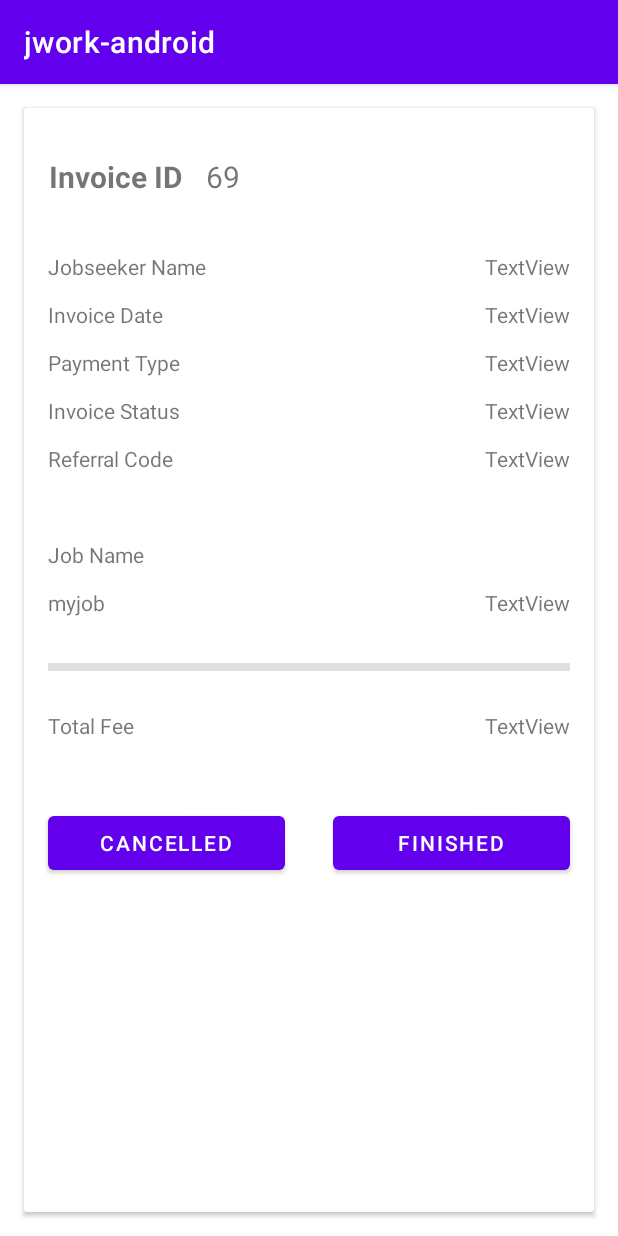
After one commit to aurellio18/jwork-android, an Android app: the SelesaiJobActivity screen opened directly, with no data from a screen before it, on a phone screen of 412 x 824 dp. The commit adds this screen. Run offline under Robolectric (Android 15) with nearby library versions, the phone set to English and light mode, and no system bars; network calls fail.

Commit message:
Modul 9 - TT

```diff
--- a/app/src/main/AndroidManifest.xml
+++ b/app/src/main/AndroidManifest.xml
@@ -13,7 +13,8 @@
         android:supportsRtl="true"
         android:theme="@style/Theme.Jworkandroid"
         android:usesCleartextTraffic="true">
-        <activity android:name=".ApplyJobActivity"></activity>
+        <activity android:name=".SelesaiJobActivity"></activity>
+        <activity android:name=".ApplyJobActivity" />
         <activity android:name=".MainActivity" />
         <activity android:name=".LoginActivity">
             <intent-filter>
--- a/app/src/main/java/aurelliofishandy/jwork_android/Location.java
+++ b/app/src/main/java/aurelliofishandy/jwork_android/Location.java
@@ -26,7 +26,6 @@ public class Location {
 
     public void setProvince(String province){
         this.province = province;
-
     }
 
     public void setCity(String city){
--- a/app/src/main/java/aurelliofishandy/jwork_android/MainActivity.java
+++ b/app/src/main/java/aurelliofishandy/jwork_android/MainActivity.java
@@ -2,9 +2,15 @@ package aurelliofishandy.jwork_android;
 
 import androidx.appcompat.app.AppCompatActivity;
 
+import android.content.Intent;
 import android.os.Bundle;
+import android.view.Menu;
+import android.view.View;
+import android.widget.ExpandableListView;
 
+import com.android.volley.RequestQueue;
 import com.android.volley.Response;
+import com.android.volley.toolbox.Volley;
 
 import org.json.JSONArray;
 import org.json.JSONException;
@@ -13,7 +19,8 @@ import org.json.JSONObject;
 import java.util.ArrayList;
 import java.util.HashMap;
 
-public class MainActivity extends AppCompatActivity {
+public class MainActivity extends AppCompatActivity
+{
 
     private ArrayList<Recruiter> listRecruiter = new ArrayList<>();
     private ArrayList<Job> jobIdList = new ArrayList<>();
@@ -27,13 +34,17 @@ public class MainActivity extends AppCompatActivity {
         super.onCreate(savedInstanceState);
         setContentView(R.layout.activity_main);
         refreshList();
-
     }
 
     protected void refreshList() {
-        Response.Listener<String> responseListener = new Response.Listener<String>(){
-            @Override
-            public void onResponse(String response) {
+        // buat request rest controller
+        MenuRequest menuRequest = new MenuRequest(this::onResponse);
+        RequestQueue queue = Volley.newRequestQueue(this);
+        queue.add(menuRequest);
+    }
+
+    private void onResponse(String response) {
+        // proses json response
         try{
             JSONArray jsonResponse = new JSONArray(response);
             if(jsonResponse != null){
@@ -67,7 +78,7 @@ public class MainActivity extends AppCompatActivity {
                     }
 
                     int jobId = job.getInt("id");
-                            int jobPrice = job.getInt("price");
+                    int jobPrice = job.getInt("fee");
                     String jobName = job.getString("name");
                     String jobCategory = job.getString("category");
 
@@ -91,7 +102,21 @@ public class MainActivity extends AppCompatActivity {
         } catch (JSONException e) {
             e.printStackTrace();
         };
+        // buat adapter untuk tampilan layar
+        MainListAdapter adapter = new MainListAdapter(this, listRecruiter, childMapping);
+        ExpandableListView listView = (ExpandableListView) findViewById(R.id.lvExp);
+        listView.setAdapter(adapter);
+        listView.setOnChildClickListener(this::onListViewClick);
     }
-        };
+
+    public boolean onListViewClick(ExpandableListView parent, View v, int groupPosition, int childPosition, long id) {
+        Intent i = new Intent(MainActivity.this, ApplyJobActivity.class);
+        startActivity(i);
+        return false;
+    }
+
+    public void onAppliedJobButtonClick(View view) {
+        Intent i = new Intent(MainActivity.this, SelesaiJobActivity.class);
+        startActivity(i);
     }
 }
--- a/app/src/main/java/aurelliofishandy/jwork_android/MainListAdapter.java
+++ b/app/src/main/java/aurelliofishandy/jwork_android/MainListAdapter.java
@@ -8,17 +8,18 @@ import android.view.ViewGroup;
 import android.widget.BaseExpandableListAdapter;
 import android.widget.TextView;
 
+import java.util.ArrayList;
 import java.util.HashMap;
 import java.util.List;
 
 public class MainListAdapter extends BaseExpandableListAdapter {
     private Context _context;
-    private List<String> _listDataHeader; // header titles
+    private List<Recruiter> _listDataHeader; // header titles
     // child data in format of header title, child title
-    private HashMap<String, List<String>> _listDataChild;
+    private HashMap<Recruiter, ArrayList<Job>> _listDataChild;
 
-    public MainListAdapter(Context context, List<String> listDataHeader,
-                           HashMap<String, List<String>> listChildData) {
+    public MainListAdapter(Context context, List<Recruiter> listDataHeader,
+                           HashMap<Recruiter, ArrayList<Job>> listChildData) {
         this._context = context;
         this._listDataHeader = listDataHeader;
         this._listDataChild = listChildData;
@@ -26,8 +27,8 @@ public class MainListAdapter extends BaseExpandableListAdapter {
 
     @Override
     public Object getChild(int groupPosition, int childPosititon) {
-        return this._listDataChild.get(this._listDataHeader.get(groupPosition))
-                .get(childPosititon);
+        return _listDataChild.get(_listDataHeader.get(groupPosition))
+                .get(childPosititon).getName();
     }
 
     @Override
@@ -62,7 +63,8 @@ public class MainListAdapter extends BaseExpandableListAdapter {
 
     @Override
     public Object getGroup(int groupPosition) {
-        return this._listDataHeader.get(groupPosition);
+        Recruiter r = this._listDataHeader.get(groupPosition);
+        return r.getName();
     }
 
     @Override
@@ -79,6 +81,7 @@ public class MainListAdapter extends BaseExpandableListAdapter {
     public View getGroupView(int groupPosition, boolean isExpanded,
                              View convertView, ViewGroup parent) {
         String headerTitle = (String) getGroup(groupPosition);
+
         if (convertView == null) {
             LayoutInflater infalInflater = (LayoutInflater) this._context
                     .getSystemService(Context.LAYOUT_INFLATER_SERVICE);
--- /dev/null
+++ b/app/src/main/java/aurelliofishandy/jwork_android/SelesaiJobActivity.java
@@ -0,0 +1,31 @@
+package aurelliofishandy.jwork_android;
+
+import androidx.appcompat.app.AppCompatActivity;
+
+import android.os.Bundle;
+import android.view.View;
+import android.widget.EditText;
+import android.widget.TextView;
+
+public class SelesaiJobActivity extends AppCompatActivity {
+
+    @Override
+    protected void onCreate(Bundle savedInstanceState) {
+        super.onCreate(savedInstanceState);
+        setContentView(R.layout.activity_selesai_job);
+
+        TextView etId        = findViewById(R.id.tvSelesaiId);
+        TextView etJobseeker = findViewById(R.id.tvSelesaiJobseeker);
+        TextView etDate      = findViewById(R.id.tvSelesaiDate);
+        TextView etPayment   = findViewById(R.id.tvSelesaiPayment);
+        TextView etStatus    = findViewById(R.id.tvSelesaiStatus);
+        TextView etReferral  = findViewById(R.id.tvSelesaiReferral);
+        TextView etJobname   = findViewById(R.id.tvSelesaiJobname);
+        TextView etJobfee    = findViewById(R.id.tvSelesaiJobfee);
+        TextView etTotalfee  = findViewById(R.id.tvSelesaiTotalfee);
+    }
+
+    public void onCancelledButtonClick(View view) {}
+    public void onFinishedButtonClick(View view) {}
+
+}
--- a/app/src/main/res/layout/activity_main.xml
+++ b/app/src/main/res/layout/activity_main.xml
@@ -6,9 +6,27 @@
     android:layout_height="match_parent"
     tools:context=".MainActivity">
 
+    <Button
+        android:id="@+id/button"
+        android:layout_width="0dp"
+        android:layout_height="wrap_content"
+        android:layout_marginStart="32dp"
+        android:layout_marginEnd="32dp"
+        android:layout_marginBottom="16dp"
+        android:onClick="onAppliedJobButtonClick"
+        android:text="Applied Job"
+        app:layout_constraintBottom_toBottomOf="parent"
+        app:layout_constraintEnd_toEndOf="parent"
+        app:layout_constraintStart_toStartOf="parent" />
+
     <ExpandableListView
         android:id="@+id/lvExp"
+        android:layout_width="match_parent"
         android:layout_height="match_parent"
-        android:layout_width="match_parent"/>
+        android:layout_marginBottom="84dp"
+        app:layout_constraintBottom_toTopOf="@+id/button"
+        app:layout_constraintEnd_toEndOf="parent">
+
+    </ExpandableListView>
 
 </androidx.constraintlayout.widget.ConstraintLayout>
--- /dev/null
+++ b/app/src/main/res/layout/activity_selesai_job.xml
@@ -0,0 +1,232 @@
+<?xml version="1.0" encoding="utf-8"?>
+<androidx.constraintlayout.widget.ConstraintLayout xmlns:android="http://schemas.android.com/apk/res/android"
+    xmlns:app="http://schemas.android.com/apk/res-auto"
+    xmlns:tools="http://schemas.android.com/tools"
+    android:layout_width="match_parent"
+    android:layout_height="match_parent"
+    tools:context=".SelesaiJobActivity">
+
+    <androidx.cardview.widget.CardView
+        android:layout_width="0dp"
+        android:layout_height="0dp"
+        android:layout_marginStart="16dp"
+        android:layout_marginTop="16dp"
+        android:layout_marginEnd="16dp"
+        android:layout_marginBottom="16dp"
+        app:layout_constraintBottom_toBottomOf="parent"
+        app:layout_constraintEnd_toEndOf="parent"
+        app:layout_constraintStart_toStartOf="parent"
+        app:layout_constraintTop_toTopOf="parent" >
+
+        <androidx.constraintlayout.widget.ConstraintLayout
+            android:layout_width="match_parent"
+            android:layout_height="match_parent">
+
+            <Button
+                android:id="@+id/button3"
+                android:layout_width="0dp"
+                android:layout_height="wrap_content"
+                android:layout_marginStart="16dp"
+                android:layout_marginTop="64dp"
+                android:layout_marginEnd="16dp"
+                android:onClick="onCancelledButtonClick"
+                android:text="Cancelled"
+                app:layout_constraintEnd_toStartOf="@+id/button2"
+                app:layout_constraintStart_toStartOf="parent"
+                app:layout_constraintTop_toTopOf="@id/textView9" />
+
+            <Button
+                android:id="@+id/button2"
+                android:layout_width="0dp"
+                android:layout_height="wrap_content"
+                android:layout_marginStart="16dp"
+                android:layout_marginTop="64dp"
+                android:layout_marginEnd="16dp"
+                android:onClick="onFinishedButtonClick"
+                android:text="Finished"
+                app:layout_constraintEnd_toEndOf="parent"
+                app:layout_constraintStart_toEndOf="@+id/button3"
+                app:layout_constraintTop_toTopOf="@id/textView9" />
+
+            <TextView
+                android:id="@+id/textView"
+                android:layout_width="wrap_content"
+                android:layout_height="wrap_content"
+                android:layout_marginStart="16dp"
+                android:layout_marginTop="32dp"
+                android:text="Invoice ID"
+                android:textAlignment="center"
+                android:textSize="20sp"
+                android:textStyle="bold"
+                app:layout_constraintStart_toStartOf="parent"
+                app:layout_constraintTop_toTopOf="parent" />
+
+            <TextView
+                android:id="@+id/textView2"
+                android:layout_width="wrap_content"
+                android:layout_height="wrap_content"
+                android:layout_marginStart="16dp"
+                android:layout_marginTop="64dp"
+                android:text="Jobseeker Name"
+                app:layout_constraintStart_toStartOf="parent"
+                app:layout_constraintTop_toTopOf="@id/textView" />
+
+            <TextView
+                android:id="@+id/textView3"
+                android:layout_width="wrap_content"
+                android:layout_height="wrap_content"
+                android:layout_marginStart="16dp"
+                android:layout_marginTop="32dp"
+                android:text="Invoice Date"
+                app:layout_constraintStart_toStartOf="parent"
+                app:layout_constraintTop_toTopOf="@id/textView2" />
+
+            <TextView
+                android:id="@+id/textView4"
+                android:layout_width="wrap_content"
+                android:layout_height="wrap_content"
+                android:layout_marginStart="16dp"
+                android:layout_marginTop="32dp"
+                android:text="Payment Type"
+                app:layout_constraintStart_toStartOf="parent"
+                app:layout_constraintTop_toTopOf="@id/textView3" />
+
+            <TextView
+                android:id="@+id/textView5"
+                android:layout_width="wrap_content"
+                android:layout_height="wrap_content"
+                android:layout_marginStart="16dp"
+                android:layout_marginTop="32dp"
+                android:text="Invoice Status"
+                app:layout_constraintStart_toStartOf="parent"
+                app:layout_constraintTop_toTopOf="@id/textView4" />
+
+            <TextView
+                android:id="@+id/textView6"
+                android:layout_width="wrap_content"
+                android:layout_height="wrap_content"
+                android:layout_marginStart="16dp"
+                android:layout_marginTop="32dp"
+                android:text="Referral Code"
+                app:layout_constraintStart_toStartOf="parent"
+                app:layout_constraintTop_toTopOf="@id/textView5" />
+
+            <TextView
+                android:id="@+id/textView7"
+                android:layout_width="wrap_content"
+                android:layout_height="wrap_content"
+                android:layout_marginStart="16dp"
+                android:layout_marginTop="64dp"
+                android:text="Job Name"
+                app:layout_constraintStart_toStartOf="parent"
+                app:layout_constraintTop_toTopOf="@id/textView6" />
+
+            <TextView
+                android:id="@+id/tvSelesaiJobname"
+                android:layout_width="wrap_content"
+                android:layout_height="wrap_content"
+                android:layout_marginStart="16dp"
+                android:layout_marginTop="32dp"
+                android:text="myjob"
+                app:layout_constraintStart_toStartOf="parent"
+                app:layout_constraintTop_toTopOf="@id/textView7" />
+
+            <View
+                android:id="@+id/divider"
+                android:layout_width="match_parent"
+                android:layout_height="5dp"
+                android:layout_marginStart="16dp"
+                android:layout_marginTop="50dp"
+                android:layout_marginEnd="16dp"
+                android:background="?android:attr/listDivider"
+                app:layout_constraintEnd_toEndOf="parent"
+                app:layout_constraintStart_toStartOf="parent"
+                app:layout_constraintTop_toTopOf="@id/tvSelesaiJobname" />
+
+            <TextView
+                android:id="@+id/tvSelesaiId"
+                android:layout_width="wrap_content"
+                android:layout_height="wrap_content"
+                android:layout_marginStart="16dp"
+                android:text="69"
+                android:textSize="20sp"
+                app:layout_constraintStart_toEndOf="@+id/textView"
+                app:layout_constraintTop_toTopOf="@id/textView" />
+
+            <TextView
+                android:id="@+id/textView9"
+                android:layout_width="wrap_content"
+                android:layout_height="wrap_content"
+                android:layout_marginStart="16dp"
+                android:layout_marginTop="32dp"
+                android:text="Total Fee"
+                app:layout_constraintStart_toStartOf="parent"
+                app:layout_constraintTop_toTopOf="@id/divider" />
+
+            <TextView
+                android:id="@+id/tvSelesaiJobseeker"
+                android:layout_width="wrap_content"
+                android:layout_height="wrap_content"
+                android:layout_marginEnd="16dp"
+                android:text="TextView"
+                app:layout_constraintEnd_toEndOf="parent"
+                app:layout_constraintTop_toTopOf="@id/textView2" />
+
+            <TextView
+                android:id="@+id/tvSelesaiDate"
+                android:layout_width="wrap_content"
+                android:layout_height="wrap_content"
+                android:layout_marginEnd="16dp"
+                android:text="TextView"
+                app:layout_constraintEnd_toEndOf="parent"
+                app:layout_constraintTop_toTopOf="@id/textView3" />
+
+            <TextView
+                android:id="@+id/tvSelesaiPayment"
+                android:layout_width="wrap_content"
+                android:layout_height="wrap_content"
+                android:layout_marginEnd="16dp"
+                android:text="TextView"
+                app:layout_constraintEnd_toEndOf="parent"
+                app:layout_constraintTop_toTopOf="@id/textView4" />
+
+            <TextView
+                android:id="@+id/tvSelesaiStatus"
+                android:layout_width="wrap_content"
+                android:layout_height="wrap_content"
+                android:layout_marginEnd="16dp"
+                android:text="TextView"
+                app:layout_constraintEnd_toEndOf="parent"
+                app:layout_constraintTop_toTopOf="@id/textView5" />
+
+            <TextView
+                android:id="@+id/tvSelesaiReferral"
+                android:layout_width="wrap_content"
+                android:layout_height="wrap_content"
+                android:layout_marginEnd="16dp"
+                android:text="TextView"
+                app:layout_constraintEnd_toEndOf="parent"
+                app:layout_constraintTop_toTopOf="@id/textView6" />
+
+            <TextView
+                android:id="@+id/tvSelesaiJobfee"
+                android:layout_width="wrap_content"
+                android:layout_height="wrap_content"
+                android:layout_marginEnd="16dp"
+                android:text="TextView"
+                app:layout_constraintEnd_toEndOf="parent"
+                app:layout_constraintTop_toTopOf="@id/tvSelesaiJobname" />
+
+            <TextView
+                android:id="@+id/tvSelesaiTotalfee"
+                android:layout_width="wrap_content"
+                android:layout_height="wrap_content"
+                android:layout_marginEnd="16dp"
+                android:text="TextView"
+                app:layout_constraintEnd_toEndOf="parent"
+                app:layout_constraintTop_toTopOf="@id/textView9" />
+
+        </androidx.constraintlayout.widget.ConstraintLayout>
+
+    </androidx.cardview.widget.CardView>
+</androidx.constraintlayout.widget.ConstraintLayout>
```
Lines whose indentation alone changed are shown as unchanged.
